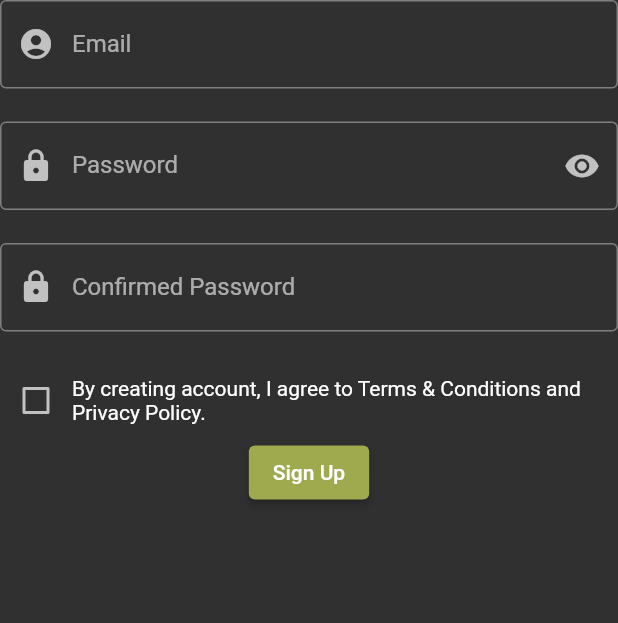
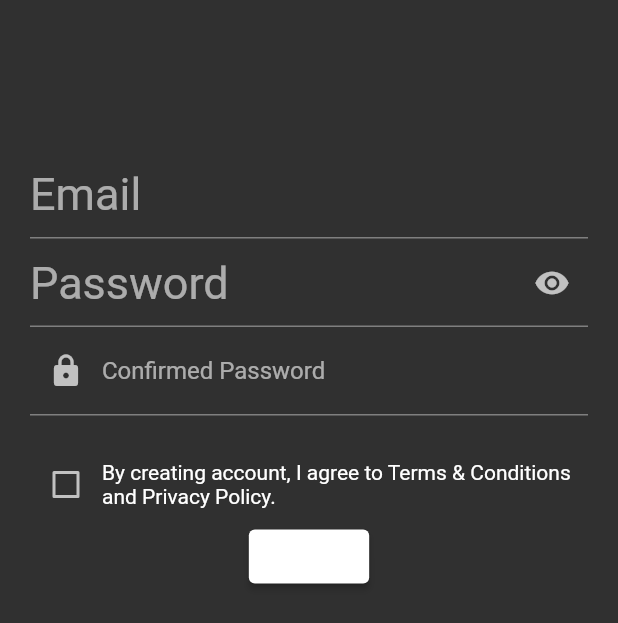
Before and after one commit to Mclovin0213/fantasy_hoops, a Flutter app: the screen it shows after launch, on a phone screen of 412 x 824 dp. Shown: the top 623 px of the screen. Run offline on Flutter 3.47's test engine with Material 2 defaults, Android fonts, the phone set to English and light mode, and no system bars; our stand-ins replace line_icons.

Commit message:
Modify signUp.dart

```diff
--- a/fantasyhoops/lib/auth/signUp.dart
+++ b/fantasyhoops/lib/auth/signUp.dart
@@ -13,8 +13,15 @@ class _SignUpState extends State<SignUp> {
     return Scaffold(
       body: ListView(
         children: [
-          RegistrationForm()
-        ],
+          Padding(
+            padding: EdgeInsets.only(
+                top: 100,
+                left: 20,
+                right: 20
+            ),
+            child: RegistrationForm(),
+          ),
+        ]
       ),
     );
   }
@@ -46,11 +53,16 @@ class _RegistrationFormState extends State<RegistrationForm> {
           TextFormField(
             controller: _emailTC,
             decoration: const InputDecoration(
-
-              prefixIcon: Icon(Icons.account_circle),
-              counterText: " ",
-              labelText: "Email",
-              border: OutlineInputBorder(),
+              focusColor: Colors.white,
+              focusedBorder: UnderlineInputBorder(
+                borderSide: BorderSide(
+                  color: Colors.white
+                )
+              ),
+              hintText: "Email",
+              hintStyle: TextStyle(
+                fontSize: 30
+              )
             ),
             onSaved: (val) {
               email = val;
@@ -65,7 +77,10 @@ class _RegistrationFormState extends State<RegistrationForm> {
           TextFormField(
             controller: _passwordTC,
             decoration: InputDecoration(
-              prefixIcon: Icon(Icons.lock),
+              hintText: "Password",
+              hintStyle: TextStyle(
+                fontSize: 30,
+              ),
               suffixIcon: GestureDetector(
                 child: Icon(
                     _obscureText ? Icons.visibility_off : Icons.visibility
@@ -76,9 +91,6 @@ class _RegistrationFormState extends State<RegistrationForm> {
                   });
                 },
               ),
-              counterText: " ",
-              labelText: "Password",
-              border: OutlineInputBorder(),
             ),
             obscureText: !_obscureText,
             onSaved: (val) {
@@ -92,11 +104,10 @@ class _RegistrationFormState extends State<RegistrationForm> {
             },
           ),
           TextFormField(
-            decoration: InputDecoration(
+            decoration: const InputDecoration(
               prefixIcon: Icon(Icons.lock),
               counterText: " ",
               labelText: "Confirmed Password",
-              border: OutlineInputBorder(),
             ),
             obscureText: true,
             onSaved: (val) {
@@ -128,7 +139,7 @@ class _RegistrationFormState extends State<RegistrationForm> {
           ),
           ElevatedButton(
             style: ElevatedButton.styleFrom(
-              backgroundColor:  Color.fromRGBO(159,169,78,1),
+              backgroundColor:  Colors.white,
             ),
             onPressed: (){
               // Navigator.pushReplacement(context,
```
